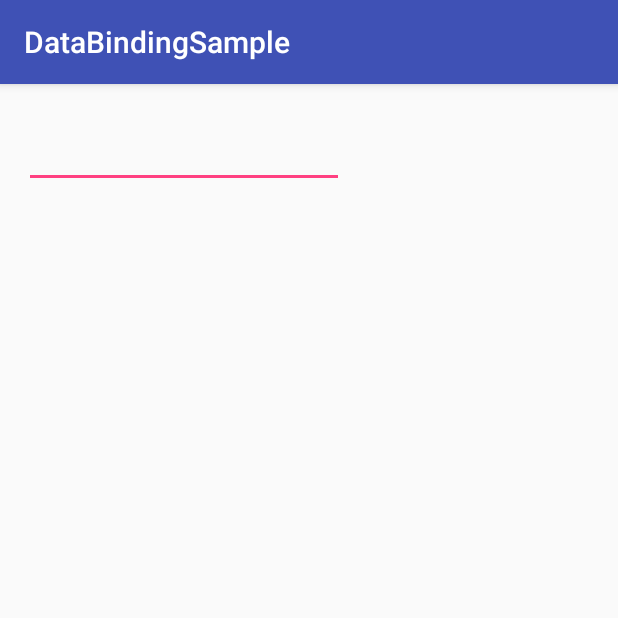
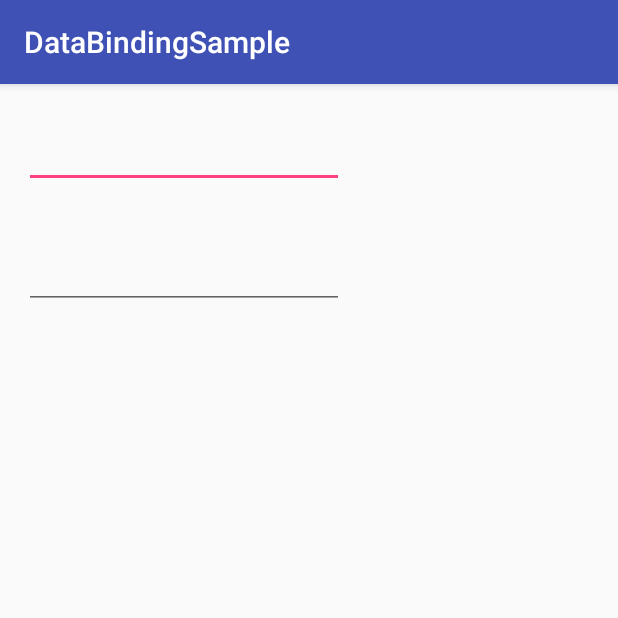
Before and after one commit to newstlee/DataBindingSample, an Android app: the TwoWayActivity screen opened directly, with no data from a screen before it, on a phone screen of 412 x 824 dp, the top half of it. Run offline under Robolectric (Android 15) with nearby library versions, the phone set to English and light mode, and no system bars; our stand-ins replace data binding; 4 statements that could not run were skipped.

```diff
--- a/app/src/main/java/com/st/mh/databindingsample/model/TwoWayModel.kt
+++ b/app/src/main/java/com/st/mh/databindingsample/model/TwoWayModel.kt
@@ -2,6 +2,8 @@ package com.st.mh.databindingsample.model
 
 import android.databinding.ObservableField
 
+
 class TwoWayModel {
-    val contents = ObservableField<String>()
+    val contents: ObservableField<String> = ObservableField()
+    val contents2: ObservableField<String> = ObservableField("custom 2 way")
 }
--- a/app/src/main/res/layout/activity_two_way.xml
+++ b/app/src/main/res/layout/activity_two_way.xml
@@ -4,6 +4,7 @@
     xmlns:tools="http://schemas.android.com/tools">
 
     <data>
+
         <variable
             name="vm"
             type="com.st.mh.databindingsample.model.TwoWayModel" />
@@ -35,5 +36,26 @@
             android:text="@{vm.contents}"
             app:layout_constraintStart_toStartOf="parent"
             app:layout_constraintTop_toBottomOf="@+id/edit_name" />
+
+        <EditText
+            android:id="@+id/edit_name2"
+            android:layout_width="wrap_content"
+            android:layout_height="wrap_content"
+            android:layout_marginStart="16dp"
+            android:ems="10"
+            android:inputType="textPersonName"
+            app:layout_constraintStart_toStartOf="parent"
+            app:layout_constraintTop_toBottomOf="@+id/text_name"
+            app:text="@={vm.contents2}" />
+
+        <TextView
+            android:id="@+id/text_name2"
+            android:layout_width="wrap_content"
+            android:layout_height="wrap_content"
+            android:layout_marginStart="16dp"
+            android:layout_marginTop="16dp"
+            android:text="@{vm.contents2}"
+            app:layout_constraintStart_toStartOf="parent"
+            app:layout_constraintTop_toBottomOf="@+id/edit_name2" />
     </android.support.constraint.ConstraintLayout>
 </layout>
```
Also changed, not shown: app/src/main/java/com/st/mh/databindingsample/bindingAdapter/TwoWayBindingAdapter.kt (added, +41 -0 lines).
